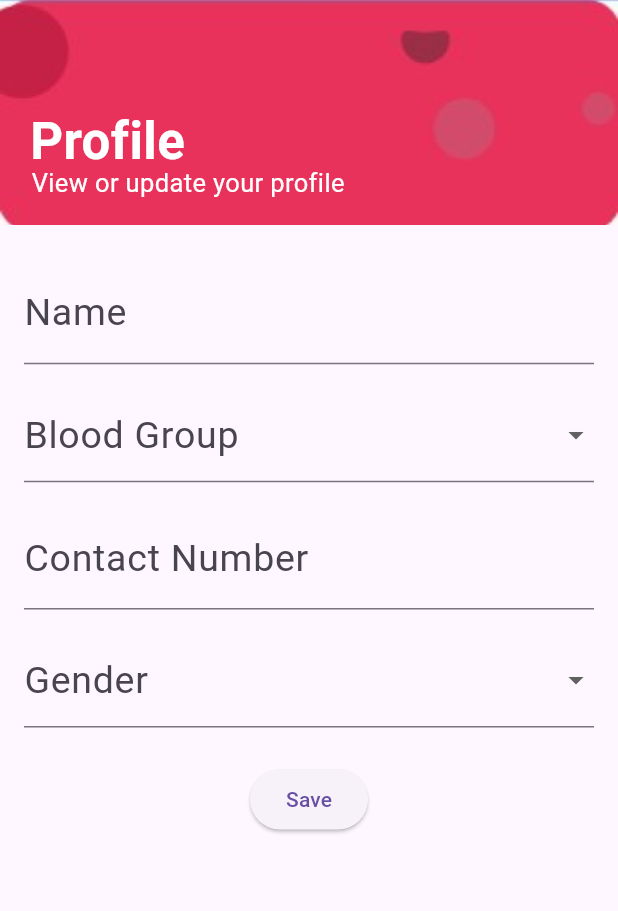
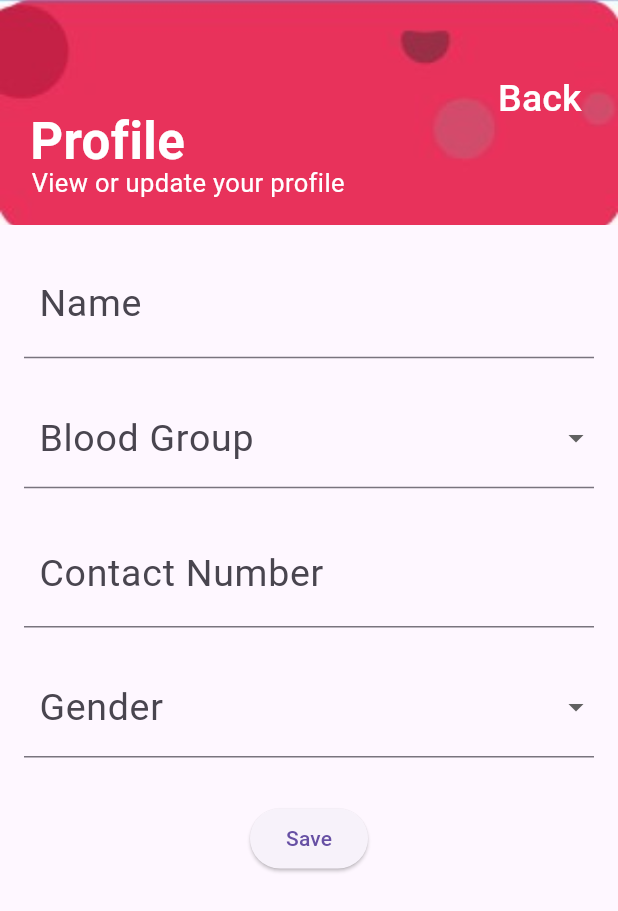
Before and after one commit to hritika-rai/Flutter-Project, a Flutter app: the ProfilePage screen opened directly, on a phone screen of 412 x 824 dp. Shown: the top 911 px of the screen. Run offline on Flutter 3.47's test engine with Material 3 defaults, Android fonts, the phone set to English and light mode, and no system bars; our stand-ins replace cloud_firestore, email_validator, firebase_auth, firebase_core, flutter_riverpod, google_sign_in and 1 more; accounts and stored records are empty; generated files the repository leaves out were written again.

Commit message:
Profile done

```diff
--- a/blood_donation_app/lib/screens/ProfilePage.dart
+++ b/blood_donation_app/lib/screens/ProfilePage.dart
@@ -23,8 +23,6 @@ class _ProfilePageState extends ConsumerState<ProfilePage> {
   final List<String> genders = ['Male', 'Female', 'Other'];
   String? _selectedGender;
 
-  bool _isInitialLoad = true;
-
   @override
   void initState() {
     super.initState();
@@ -33,7 +31,6 @@ class _ProfilePageState extends ConsumerState<ProfilePage> {
       _userFuture = ref.read(userNotifierProvider.notifier).loadUser(currentUser.uid);
     }
 
-    // Add listeners to text controllers
     _nameController.addListener(_onFieldChanged);
     _contactNumberController.addListener(_onFieldChanged);
   }
@@ -83,13 +80,10 @@ class _ProfilePageState extends ConsumerState<ProfilePage> {
                   return const Center(child: Text('User information not available'));
                 } else {
                   final user = snapshot.data!;
-                  if (_isInitialLoad) {
+                  if (_selectedBloodGroup == null) _selectedBloodGroup = user.bloodGroup;
+                  if (_selectedGender == null) _selectedGender = user.gender;
                   _nameController.text = user.name;
-                    _selectedBloodGroup = user.bloodGroup;
                   _contactNumberController.text = user.contactNumber;
-                    _selectedGender = user.gender;
-                    _isInitialLoad = false;
-                  }
 
                   return SingleChildScrollView(
                     child: Column(
@@ -104,6 +98,23 @@ class _ProfilePageState extends ConsumerState<ProfilePage> {
                                   image: AssetImage('assets/images/header.jpg'),
                                   fit: BoxFit.cover,
                                 ),
+                              ),
+                            ),
+                            Positioned(
+                              left: 320,
+                              top: 40,
+                              child: TextButton(
+                                onPressed: () {
+                                  Navigator.of(context).pop();
+                                },
+                                child: Text(
+                                  'Back',
+                                  style: TextStyle(
+                                    color: Colors.white,
+                                    fontSize: 25
+                                  ),
+                                ),
+
                               ),
                             ),
                             Positioned(
@@ -126,7 +137,6 @@ class _ProfilePageState extends ConsumerState<ProfilePage> {
                                 style: TextStyle(
                                   color: Colors.white,
                                   fontSize: 17,
-                                  // fontWeight: FontWeight.bold,
                                 ),
                               ),
                             ),
@@ -137,22 +147,20 @@ class _ProfilePageState extends ConsumerState<ProfilePage> {
                           child: Form(
                             key: _formKey,
                             child: Column(
+                              crossAxisAlignment: CrossAxisAlignment.start,
                               children: [
-                                Padding(
-                                  padding: const EdgeInsets.symmetric(vertical: 8.0),
-                                  child: TextFormField(
+                                TextFormField(
                                   controller: _nameController,
-                                    decoration: const InputDecoration(
+                                  decoration: InputDecoration(
                                     labelText: 'Name',
                                     labelStyle: TextStyle(fontSize: 25),
+                                    contentPadding: EdgeInsets.symmetric(vertical: 10, horizontal: 10),
                                   ),
-                                    style: const TextStyle(fontSize: 20),
+                                  style: TextStyle(fontSize: 20),
                                   validator: (value) => value?.isEmpty ?? true ? 'Please enter a name' : null,
                                 ),
-                                ),
-                                Padding(
-                                  padding: const EdgeInsets.symmetric(vertical: 8.0),
-                                  child: DropdownButtonFormField<String>(
+                                SizedBox(height: 20), // Padding between fields
+                                DropdownButtonFormField<String>(
                                   value: _selectedBloodGroup,
                                   onChanged: (value) {
                                     setState(() {
@@ -165,28 +173,26 @@ class _ProfilePageState extends ConsumerState<ProfilePage> {
                                       child: Text(group, style: TextStyle(fontSize: 20)),
                                     );
                                   }).toList(),
-                                    decoration: const InputDecoration(
+                                  decoration: InputDecoration(
                                     labelText: 'Blood Group',
                                     labelStyle: TextStyle(fontSize: 25),
+                                    contentPadding: EdgeInsets.symmetric(vertical: 10, horizontal: 10),
                                   ),
-                                    validator: (value) => value == null || value.isEmpty ? 'Please select a blood group' : null,
+                                  validator: (value) => value?.isEmpty ?? true ? 'Please select a blood group' : null,
                                 ),
-                                ),
-                                Padding(
-                                  padding: const EdgeInsets.symmetric(vertical: 8.0),
-                                  child: TextFormField(
+                                SizedBox(height: 20), // Padding between fields
+                                TextFormField(
                                   controller: _contactNumberController,
-                                    decoration: const InputDecoration(
+                                  decoration: InputDecoration(
                                     labelText: 'Contact Number',
                                     labelStyle: TextStyle(fontSize: 25),
+                                    contentPadding: EdgeInsets.symmetric(vertical: 10, horizontal: 10),
                                   ),
-                                    style: const TextStyle(fontSize: 20),
+                                  style: TextStyle(fontSize: 20),
                                   validator: (value) => value?.isEmpty ?? true ? 'Please enter a contact number' : null,
                                 ),
-                                ),
-                                Padding(
-                                  padding: const EdgeInsets.symmetric(vertical: 8.0),
-                                  child: DropdownButtonFormField<String>(
+                                SizedBox(height: 20), // Padding between fields
+                                DropdownButtonFormField<String>(
                                   value: _selectedGender,
                                   onChanged: (value) {
                                     setState(() {
@@ -199,15 +205,15 @@ class _ProfilePageState extends ConsumerState<ProfilePage> {
                                       child: Text(gender, style: TextStyle(fontSize: 20)),
                                     );
                                   }).toList(),
-                                    decoration: const InputDecoration(
+                                  decoration: InputDecoration(
                                     labelText: 'Gender',
                                     labelStyle: TextStyle(fontSize: 25),
+                                    contentPadding: EdgeInsets.symmetric(vertical: 10, horizontal: 10),
                                   ),
-                                    validator: (value) => value == null || value.isEmpty ? 'Please select a gender' : null,
+                                  validator: (value) => value?.isEmpty ?? true ? 'Please select a gender' : null,
                                 ),
-                                ),
-                                Padding(
-                                  padding: const EdgeInsets.symmetric(vertical: 16.0),
+                                SizedBox(height: 30), // Padding before the button
+                                Center(
                                   child: ElevatedButton(
                                     onPressed: _submitForm,
                                     child: const Text('Save'),
```
Lines whose indentation alone changed are shown as unchanged.
